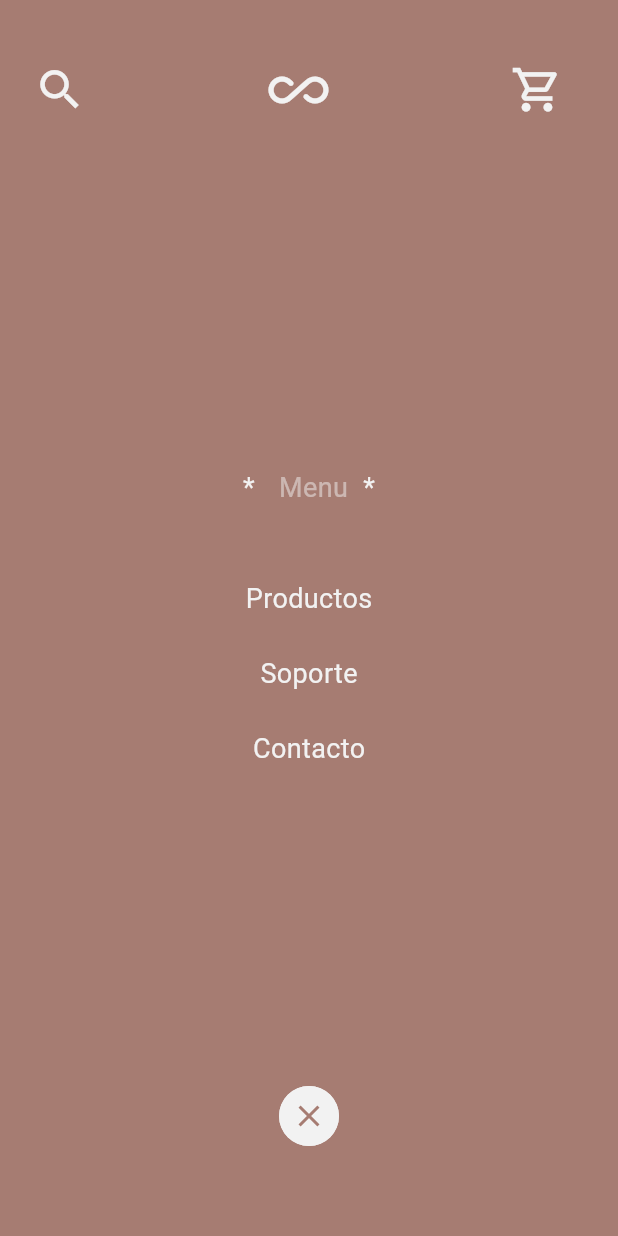
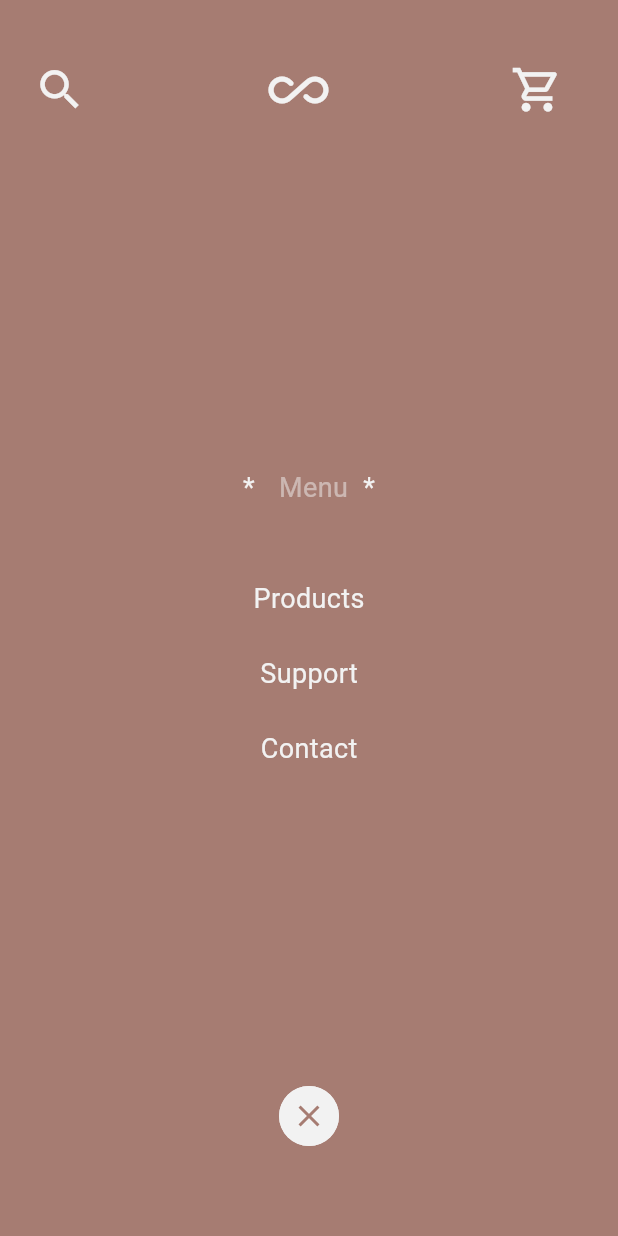
Before and after one commit to gearscrafter/mosaic_flair, a Flutter app: the HomeTemplate screen opened directly, after a tap on the "menu" icon, on a phone screen of 412 x 824 dp. Run offline on Flutter 3.47's test engine with Material 3 defaults, Android fonts, the phone set to English and light mode, and no system bars.

Commit message:
Update text to english

```diff
--- a/lib/molecules/menu.dart
+++ b/lib/molecules/menu.dart
@@ -131,7 +131,7 @@ class _MenuState extends State<Menu> with TickerProviderStateMixin {
                         : GestureDetector(
                             onTap: widget.onTapProducts,
                             child: const AppText(
-                              text: 'Productos',
+                              text: 'Products',
                               textColor: backgroundColor,
                             ),
                           ),
@@ -141,7 +141,7 @@ class _MenuState extends State<Menu> with TickerProviderStateMixin {
                     GestureDetector(
                       onTap: widget.onTapSupport,
                       child: const AppText(
-                        text: 'Soporte',
+                        text: 'Support',
                         textColor: backgroundColor,
                       ),
                     ),
@@ -151,7 +151,7 @@ class _MenuState extends State<Menu> with TickerProviderStateMixin {
                     GestureDetector(
                       onTap: widget.onTapContact,
                       child: const AppText(
-                        text: 'Contacto',
+                        text: 'Contact',
                         textColor: backgroundColor,
                       ),
                     ),
--- a/lib/molecules/promotion_card.dart
+++ b/lib/molecules/promotion_card.dart
@@ -77,7 +77,7 @@ class PromotionCard extends StatelessWidget {
                     child: Align(
                       alignment: Alignment.bottomLeft,
                       child: AppButton(
-                        label: 'Obtén ahora',
+                        label: 'Get it now',
                         width: 150,
                         onPressed: () {},
                       ),
--- a/lib/templates/cart_template.dart
+++ b/lib/templates/cart_template.dart
@@ -20,7 +20,7 @@ class CartTemplate extends StatelessWidget {
     return Scaffold(
       appBar: AppBar(
         title: const Text(
-          'Carrito de compras',
+          'Shopping cart',
         ),
         centerTitle: true,
       ),
--- a/lib/templates/detail_template.dart
+++ b/lib/templates/detail_template.dart
@@ -70,7 +70,7 @@ class _DetailsTemplateState extends State<DetailsTemplate> {
               height: size.height * 0.05,
             ),
             ProcessButton(
-              steps: const ["Añadir al carrito"],
+              steps: const ["Add to cart"],
               leftOnTap: () {
                 Navigator.pop(context);
               },
--- a/lib/templates/home_template.dart
+++ b/lib/templates/home_template.dart
@@ -69,13 +69,13 @@ class _HomeTemplateState extends State<HomeTemplate> {
                     crossAxisAlignment: CrossAxisAlignment.start,
                     children: [
                       AppText(
-                        text: 'Hola, ${widget.userName ?? 'Usuario'}',
+                        text: 'Hi, ${widget.userName ?? 'Usuario'}',
                         style: const TextStyle(
                             fontWeight: FontWeight.bold,
                             fontSize: fontSizeLargeDimension),
                       ),
                       const AppText(
-                        text: 'Ordena tu producto favorito',
+                        text: 'Order your favorite product',
                       ),
                     ],
                   ),
@@ -109,7 +109,7 @@ class _HomeTemplateState extends State<HomeTemplate> {
                       GestureDetector(
                         onTap: widget.onTapSeeMore,
                         child: const AppText(
-                          text: 'Ver más',
+                          text: 'See more',
                         ),
                       )
                     ],
```
